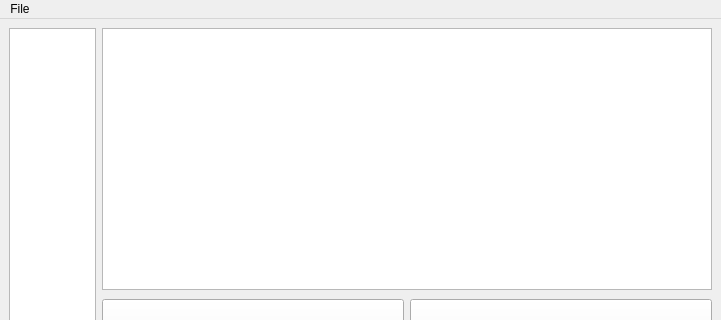
Above: randomWordWindow.ui from Neptune27/ImproveJRandom before the change; both pictures show x 0 to 721 and y 0 to 320 of the 721 by 600 pixel window. Below: the same form after it.
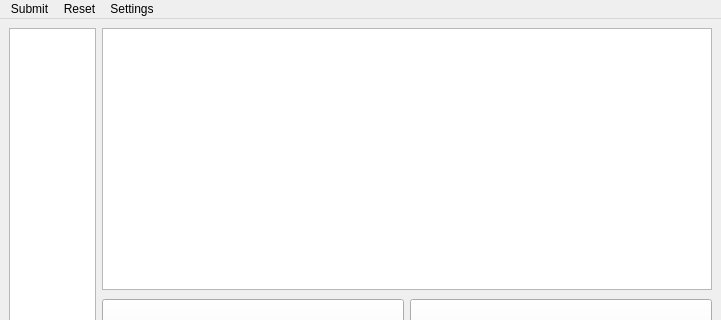
That is the form after the change.

Diff of the .ui file:
```diff
--- a/randomWordWindow.ui
+++ b/randomWordWindow.ui
@@ -193,15 +193,24 @@
      <height>22</height>
     </rect>
    </property>
-   <widget class="QMenu" name="menuFile">
+      <widget class="QMenu" name="menuSubmit">
     <property name="title">
-     <string>File</string>
-    </property>
-    <addaction name="actionSubmit"/>
-    <addaction name="actionReset"/>
-    <addaction name="actionRegenerate"/>
-   </widget>
-   <addaction name="menuFile"/>
+              <string>Submit</string>
+          </property>
+      </widget>
+      <widget class="QMenu" name="menuReset">
+          <property name="title">
+              <string>Reset</string>
+          </property>
+      </widget>
+      <widget class="QMenu" name="menuSettings">
+          <property name="title">
+              <string>Settings</string>
+          </property>
+      </widget>
+      <addaction name="menuSubmit"/>
+      <addaction name="menuReset"/>
+      <addaction name="menuSettings"/>
   </widget>
   <widget class="QStatusBar" name="statusbar"/>
   <action name="actionSubmit">
```
Lines whose indentation alone changed are shown as unchanged.
